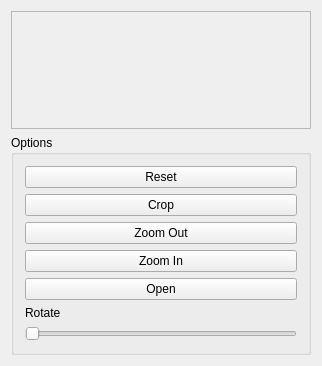
mohamedhegazy/ImageProcessing, file mainwindow.ui: the form before one commit.
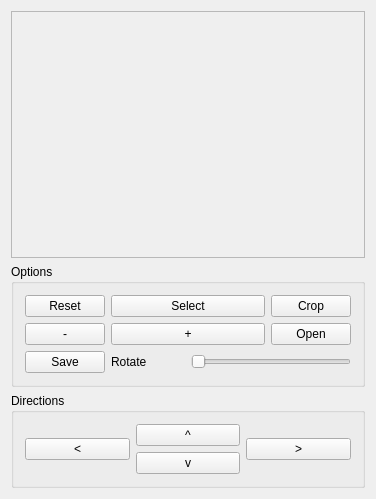
The form after the commit. Custom widgets are drawn as their Qt base class.

Patch:
```diff
--- a/mainwindow.ui
+++ b/mainwindow.ui
@@ -6,16 +6,16 @@
    <rect>
     <x>0</x>
     <y>0</y>
-    <width>322</width>
-    <height>366</height>
+    <width>376</width>
+    <height>499</height>
    </rect>
   </property>
   <property name="windowTitle">
    <string>MainWindow</string>
   </property>
   <widget class="QWidget" name="centralWidget">
-   <layout class="QVBoxLayout" name="verticalLayout">
-    <item>
+   <layout class="QGridLayout" name="gridLayout_2">
+    <item row="0" column="0" colspan="2">
      <widget class="QScrollArea" name="scrollArea">
       <property name="enabled">
        <bool>true</bool>
@@ -31,8 +31,8 @@
         <rect>
          <x>0</x>
          <y>0</y>
-         <width>302</width>
-         <height>121</height>
+         <width>356</width>
+         <height>268</height>
         </rect>
        </property>
        <layout class="QVBoxLayout" name="verticalLayout_2">
@@ -65,58 +65,109 @@
       </widget>
      </widget>
     </item>
-    <item>
+    <item row="1" column="0" colspan="2">
      <widget class="QGroupBox" name="groupBox">
       <property name="title">
        <string>Options</string>
       </property>
-      <layout class="QVBoxLayout" name="verticalLayout_3">
-       <item>
+      <layout class="QGridLayout" name="gridLayout">
+       <item row="2" column="2" colspan="2">
+        <widget class="QSlider" name="slider">
+         <property name="orientation">
+          <enum>Qt::Horizontal</enum>
+         </property>
+        </widget>
+       </item>
+       <item row="1" column="0">
+        <widget class="QPushButton" name="zoomOut">
+         <property name="text">
+          <string>-</string>
+         </property>
+        </widget>
+       </item>
+       <item row="1" column="1" colspan="2">
+        <widget class="QPushButton" name="zoomIn">
+         <property name="text">
+          <string>+</string>
+         </property>
+        </widget>
+       </item>
+       <item row="0" column="0">
         <widget class="QPushButton" name="reset">
          <property name="text">
           <string>Reset</string>
          </property>
         </widget>
        </item>
-       <item>
+       <item row="0" column="1" colspan="2">
+        <widget class="QPushButton" name="select">
+         <property name="text">
+          <string>Select</string>
+         </property>
+        </widget>
+       </item>
+       <item row="0" column="3">
         <widget class="QPushButton" name="crop">
          <property name="text">
           <string>Crop</string>
          </property>
         </widget>
        </item>
-       <item>
-        <widget class="QPushButton" name="zoomOut">
-         <property name="text">
-          <string>Zoom Out</string>
-         </property>
-        </widget>
-       </item>
-       <item>
-        <widget class="QPushButton" name="zoomIn">
-         <property name="text">
-          <string>Zoom In</string>
-         </property>
-        </widget>
-       </item>
-       <item>
+       <item row="1" column="3">
         <widget class="QPushButton" name="openButton">
          <property name="text">
           <string>Open</string>
          </property>
         </widget>
        </item>
-       <item>
+       <item row="2" column="0">
+        <widget class="QPushButton" name="save">
+         <property name="text">
+          <string>Save</string>
+         </property>
+        </widget>
+       </item>
+       <item row="2" column="1">
         <widget class="QLabel" name="label">
          <property name="text">
           <string>Rotate</string>
          </property>
         </widget>
        </item>
-       <item>
-        <widget class="QSlider" name="slider">
-         <property name="orientation">
-          <enum>Qt::Horizontal</enum>
+      </layout>
+     </widget>
+    </item>
+    <item row="2" column="0" colspan="2">
+     <widget class="QGroupBox" name="groupBox_2">
+      <property name="title">
+       <string>Directions</string>
+      </property>
+      <layout class="QGridLayout" name="gridLayout_3">
+       <item row="0" column="0" rowspan="2">
+        <widget class="QPushButton" name="left">
+         <property name="text">
+          <string>&lt;</string>
+         </property>
+        </widget>
+       </item>
+       <item row="0" column="1">
+        <widget class="QPushButton" name="up">
+         <property name="text">
+          <string>^</string>
+         </property>
+        </widget>
+       </item>
+       <item row="0" column="2" rowspan="2">
+        <widget class="QPushButton" name="right">
+         <property name="text">
+          <string>&gt;</string>
+         </property>
+        </widget>
+       </item>
+       <item row="1" column="1">
+        <widget class="QPushButton" name="down">
+         <property name="text">
+          <string>v</string>
          </property>
         </widget>
        </item>
```
